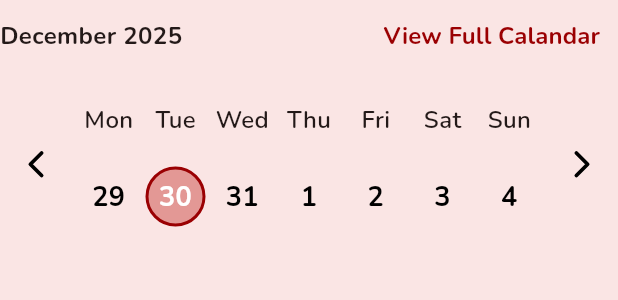
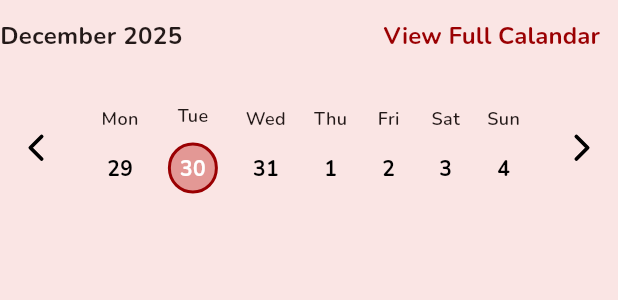
Before and after one commit to YongVuthivathnakk/menstrual_tracking_app, a Flutter app: the CurrentDate widget shown alone on an empty page, opened directly, on a phone screen of 412 x 824 dp. Shown: the top 300 px of the screen. Run offline on Flutter 3.47's test engine with Material 3 defaults, Android fonts, the phone set to English and light mode, and no system bars; our stand-ins replace flutter_svg.

Commit message:
Fixing Merge

```diff
--- a/lib/app.dart
+++ b/lib/app.dart
@@ -1,10 +1,11 @@
 import 'package:flutter/material.dart';
+import 'package:menstrual_tracking_app/ui/pages/home_page.dart';
 
 class AppPage extends StatelessWidget {
   const AppPage({super.key});
 
   @override
   Widget build(BuildContext context) {
-    return const Placeholder();
+    return Homepage();
   }
 }
--- a/lib/ui/pages/start_page.dart
+++ b/lib/ui/pages/start_page.dart
@@ -1,4 +1,5 @@
 import 'package:flutter/material.dart';
+import 'package:menstrual_tracking_app/app.dart';
 import 'package:menstrual_tracking_app/ui/widget/cycle_tracker_card.dart';
 
 class StartPage extends StatelessWidget {
@@ -24,7 +25,7 @@ class StartPage extends StatelessWidget {
               onPressed: () {
                 Navigator.push(
                   context,
-                  MaterialPageRoute(builder: (context) => CycleTrackerCard()),
+                  MaterialPageRoute(builder: (context) => AppPage()),
                 );
               },
               child: Text(
--- a/lib/ui/widget/cycle_tracker_card.dart
+++ b/lib/ui/widget/cycle_tracker_card.dart
@@ -1,8 +1,9 @@
+import 'dart:ui';
+
 import 'package:flutter/material.dart';
 import 'package:flutter_svg/flutter_svg.dart';
 import 'package:intl/intl.dart';
 import 'package:menstrual_tracking_app/ui/pages/calandar_page.dart';
-import 'package:menstrual_tracking_app/ui/pages/history_page.dart';
 import 'package:menstrual_tracking_app/ui/widget/log_button.dart';
 import 'package:menstrual_tracking_app/utils/svg_icons.dart';
 
@@ -58,20 +59,9 @@ class CurrentDate extends StatefulWidget {
 }
 
 class _CurrentDateState extends State<CurrentDate> {
-  late DateTime currentWeekDate;
-
-  @override
-  void initState() {
-    // TODO: implement initState
-    super.initState();
-    currentWeekDate = DateTime.now();
-  }
-
   List<String> days = ['Mon', 'Tue', 'Wed', 'Thu', 'Fri', 'Sat', 'Sun'];
-
-  DateTime get monday =>
-      currentWeekDate.subtract(Duration(days: currentWeekDate.weekday - 1));
-  String get formattedDate => DateFormat("MMMM yyyy").format(currentWeekDate);
+  DateTime now = DateTime.now();
+  String get formattedDate => DateFormat("MMMM yyyy").format(now);
 
   void onFullCalandar() {
     Navigator.push(
@@ -80,19 +70,9 @@ class _CurrentDateState extends State<CurrentDate> {
     );
   }
 
-  void onNext() {
-    setState(() {
-      currentWeekDate = currentWeekDate.add(const Duration(days: 7));
-    });
-  }
+  List<Widget> _showCurrentDate() {
+    DateTime monday = now.subtract(Duration(days: now.weekday - 1));
 
-  void onPrevious() {
-    setState(() {
-      currentWeekDate = currentWeekDate.subtract(const Duration(days: 7));
-    });
-  }
-
-  List<Widget> _showCurrentDate() {
     // This will generate 7 index of the widget
     return List.generate(7, (index) {
       // Find the day number in monday then add with index
@@ -105,25 +85,21 @@ class _CurrentDateState extends State<CurrentDate> {
       String dayNumber = DateFormat('d').format(dayDate);
 
       bool isToday =
-          dayDate.day == DateTime.now().day &&
-          dayDate.month == DateTime.now().month &&
-          dayDate.year == DateTime.now().year;
+          dayDate.day == now.day &&
+          dayDate.month == now.month &&
+          dayDate.year == now.year;
 
       return Column(
-        crossAxisAlignment: CrossAxisAlignment.center,
-        spacing: 5,
         children: [
           Text(
             dayName,
-            style: TextStyle(fontSize: 16, fontWeight: FontWeight.w600),
+            style: TextStyle(fontSize: 12, fontWeight: FontWeight.w600),
           ),
           SizedBox(height: 10),
           Container(
-            width: 40,
-            height: 40,
-            alignment: Alignment.center,
+            padding: EdgeInsets.symmetric(horizontal: 6, vertical: 5),
             decoration: BoxDecoration(
-              borderRadius: BorderRadius.circular(500),
+              borderRadius: BorderRadius.circular(100),
               color: isToday ? const Color(0xffE39895) : null,
               border: isToday
                   ? Border.all(color: const Color(0xff9A0002), width: 2)
@@ -131,9 +107,8 @@ class _CurrentDateState extends State<CurrentDate> {
             ),
             child: Text(
               dayNumber,
-              textAlign: TextAlign.center,
               style: TextStyle(
-                fontSize: 18,
+                fontSize: 14,
                 color: isToday ? Colors.white : Colors.black,
                 fontWeight: FontWeight.bold,
               ),
@@ -151,7 +126,6 @@ class _CurrentDateState extends State<CurrentDate> {
       children: [
         Row(
           mainAxisAlignment: MainAxisAlignment.spaceBetween,
-
           children: [
             Text(
               formattedDate,
@@ -174,7 +148,7 @@ class _CurrentDateState extends State<CurrentDate> {
           mainAxisAlignment: MainAxisAlignment.spaceBetween,
           children: [
             IconButton(
-              onPressed: onPrevious,
+              onPressed: () {},
               icon: SvgPicture.asset(
                 SvgIcons.chevronLeft,
                 width: 30,
@@ -183,7 +157,7 @@ class _CurrentDateState extends State<CurrentDate> {
             ),
             ..._showCurrentDate(),
             IconButton(
-              onPressed: onNext,
+              onPressed: () {},
               icon: SvgPicture.asset(
                 SvgIcons.chevronRight,
                 width: 30,
@@ -207,37 +181,22 @@ class Title extends StatelessWidget {
     return Row(
       mainAxisAlignment: MainAxisAlignment.spaceBetween,
       children: [
-        IconButton(
-          onPressed: () {
-            Navigator.push(
-              context,
-              MaterialPageRoute(builder: (context) => HistoryPage()),
-            );
-          },
-          icon: SvgPicture.asset(
+        Container(
+          padding: EdgeInsets.all(10),
+          decoration: BoxDecoration(
+            borderRadius: BorderRadius.circular(50),
+            color: const Color(0xff9A0002),
+          ),
+
+          child: SizedBox(
             width: 25,
             height: 25,
-            SvgIcons.calandar,
-            colorFilter: ColorFilter.mode(Color(0xff9A0002), BlendMode.srcIn),
+            child: SvgPicture.asset(
+              SvgIcons.calandar,
+              colorFilter: ColorFilter.mode(Colors.white, BlendMode.srcIn),
+            ),
           ),
         ),
-
-        // Container(
-        //   padding: EdgeInsets.all(10),
-        //   decoration: BoxDecoration(
-        //     borderRadius: BorderRadius.circular(50),
-        //     color: const Color(0xff9A0002),
-        //   ),
-
-        //   // child: SizedBox(
-        //   //   width: 25,
-        //   //   height: 25,
-        //   //   child: SvgPicture.asset(
-        //   //     SvgIcons.calandar,
-        //   //     colorFilter: ColorFilter.mode(Colors.white, BlendMode.srcIn),
-        //   //   ),
-        //   // ),
-        // ),
         const Text(
           "Cycle Tracker",
           style: TextStyle(fontSize: 24, fontWeight: FontWeight.bold),
```
